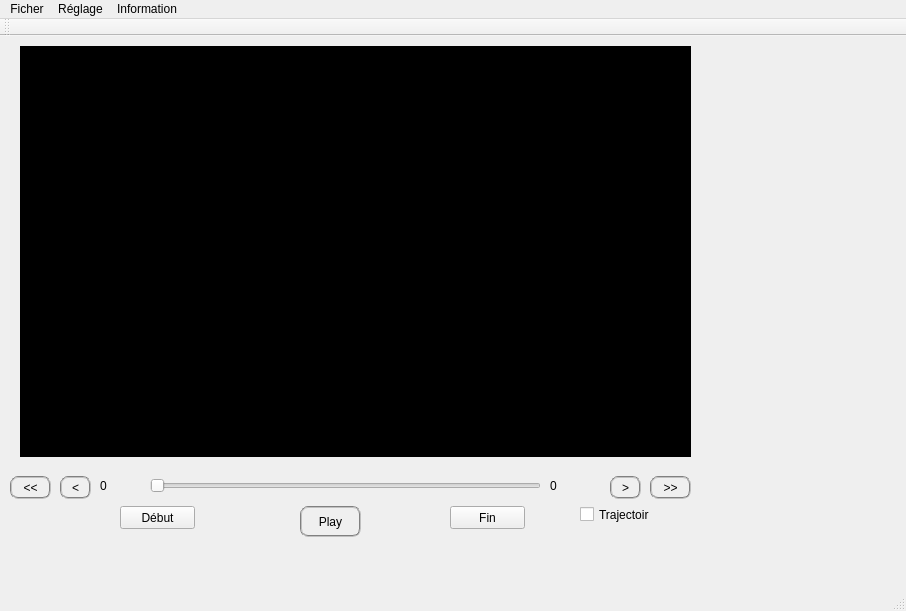
This is decter/mainwindow.ui in bigflower123/PFE as Qt 5 draws it before an edit. The edited form follows.
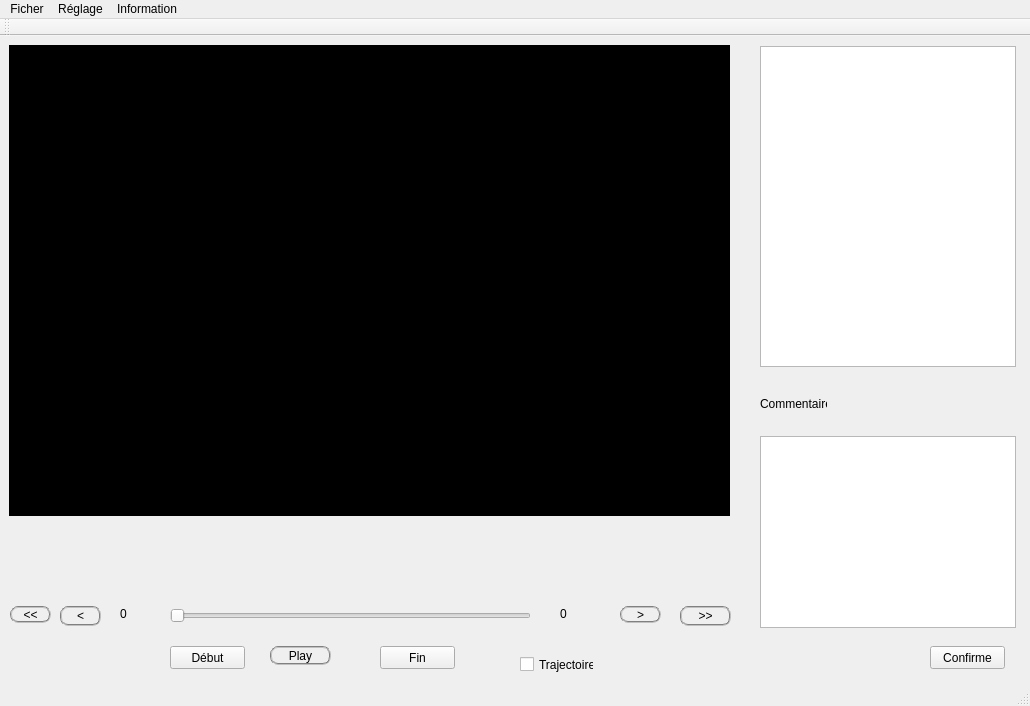
This is the edited form. Custom widgets are drawn as their Qt base class.

```diff
--- a/decter/mainwindow.ui
+++ b/decter/mainwindow.ui
@@ -6,8 +6,8 @@
    <rect>
     <x>0</x>
     <y>0</y>
-    <width>906</width>
-    <height>611</height>
+    <width>1030</width>
+    <height>706</height>
    </rect>
   </property>
   <property name="windowTitle">
@@ -17,12 +17,18 @@
    <widget class="video_qlabel" name="VideoLbl">
     <property name="geometry">
      <rect>
-      <x>20</x>
-      <y>10</y>
-      <width>671</width>
-      <height>411</height>
+      <x>9</x>
+      <y>9</y>
+      <width>721</width>
+      <height>471</height>
      </rect>
     </property>
+    <property name="sizePolicy">
+     <sizepolicy hsizetype="Preferred" vsizetype="Preferred">
+      <horstretch>0</horstretch>
+      <verstretch>0</verstretch>
+     </sizepolicy>
+    </property>
     <property name="styleSheet">
      <string notr="true">Background-color: #000;</string>
     </property>
@@ -33,10 +39,10 @@
    <widget class="QPushButton" name="playBtn">
     <property name="geometry">
      <rect>
-      <x>300</x>
-      <y>470</y>
+      <x>270</x>
+      <y>610</y>
       <width>61</width>
-      <height>31</height>
+      <height>19</height>
      </rect>
     </property>
     <property name="styleSheet">
@@ -49,9 +55,9 @@
    <widget class="QSlider" name="videoSlider">
     <property name="geometry">
      <rect>
-      <x>150</x>
-      <y>440</y>
-      <width>391</width>
+      <x>170</x>
+      <y>570</y>
+      <width>361</width>
       <height>20</height>
      </rect>
     </property>
@@ -62,10 +68,10 @@
    <widget class="QLabel" name="currentLable">
     <property name="geometry">
      <rect>
-      <x>100</x>
-      <y>440</y>
-      <width>41</width>
-      <height>20</height>
+      <x>120</x>
+      <y>570</y>
+      <width>51</width>
+      <height>16</height>
      </rect>
     </property>
     <property name="text">
@@ -75,10 +81,10 @@
    <widget class="QLabel" name="totalLable">
     <property name="geometry">
      <rect>
-      <x>550</x>
-      <y>440</y>
+      <x>560</x>
+      <y>570</y>
       <width>41</width>
-      <height>20</height>
+      <height>16</height>
      </rect>
     </property>
     <property name="text">
@@ -88,10 +94,10 @@
    <widget class="QPushButton" name="forwardButton">
     <property name="geometry">
      <rect>
-      <x>610</x>
-      <y>440</y>
-      <width>31</width>
-      <height>23</height>
+      <x>620</x>
+      <y>570</y>
+      <width>41</width>
+      <height>17</height>
      </rect>
     </property>
     <property name="styleSheet">
@@ -105,9 +111,9 @@
     <property name="geometry">
      <rect>
       <x>60</x>
-      <y>440</y>
-      <width>31</width>
-      <height>23</height>
+      <y>570</y>
+      <width>41</width>
+      <height>20</height>
      </rect>
     </property>
     <property name="styleSheet">
@@ -120,8 +126,8 @@
    <widget class="QPushButton" name="debutButton">
     <property name="geometry">
      <rect>
-      <x>120</x>
-      <y>470</y>
+      <x>170</x>
+      <y>610</y>
       <width>75</width>
       <height>23</height>
      </rect>
@@ -133,8 +139,8 @@
    <widget class="QPushButton" name="finButton">
     <property name="geometry">
      <rect>
-      <x>450</x>
-      <y>470</y>
+      <x>380</x>
+      <y>610</y>
       <width>75</width>
       <height>23</height>
      </rect>
@@ -146,9 +152,9 @@
    <widget class="QCheckBox" name="trajectoirecheckBox">
     <property name="geometry">
      <rect>
-      <x>580</x>
-      <y>470</y>
-      <width>70</width>
+      <x>520</x>
+      <y>620</y>
+      <width>74</width>
       <height>17</height>
      </rect>
     </property>
@@ -160,9 +166,9 @@
     <property name="geometry">
      <rect>
       <x>10</x>
-      <y>440</y>
+      <y>570</y>
       <width>41</width>
-      <height>23</height>
+      <height>17</height>
      </rect>
     </property>
     <property name="styleSheet">
@@ -175,10 +181,10 @@
    <widget class="QPushButton" name="quickforwardButton">
     <property name="geometry">
      <rect>
-      <x>650</x>
-      <y>440</y>
-      <width>41</width>
-      <height>23</height>
+      <x>680</x>
+      <y>570</y>
+      <width>51</width>
+      <height>20</height>
      </rect>
     </property>
     <property name="styleSheet">
@@ -188,13 +194,59 @@
      <string>&gt;&gt;</string>
     </property>
    </widget>
+   <widget class="QListView" name="listView">
+    <property name="geometry">
+     <rect>
+      <x>760</x>
+      <y>10</y>
+      <width>256</width>
+      <height>321</height>
+     </rect>
+    </property>
+   </widget>
+   <widget class="QLabel" name="commentlabel">
+    <property name="geometry">
+     <rect>
+      <x>760</x>
+      <y>360</y>
+      <width>67</width>
+      <height>16</height>
+     </rect>
+    </property>
+    <property name="text">
+     <string>Commentaire:</string>
+    </property>
+   </widget>
+   <widget class="QTextEdit" name="commenttextEdit">
+    <property name="geometry">
+     <rect>
+      <x>760</x>
+      <y>400</y>
+      <width>256</width>
+      <height>192</height>
+     </rect>
+    </property>
+   </widget>
+   <widget class="QPushButton" name="commentButton">
+    <property name="geometry">
+     <rect>
+      <x>930</x>
+      <y>610</y>
+      <width>75</width>
+      <height>23</height>
+     </rect>
+    </property>
+    <property name="text">
+     <string>Confirme</string>
+    </property>
+   </widget>
   </widget>
   <widget class="QMenuBar" name="menuBar">
    <property name="geometry">
     <rect>
      <x>0</x>
      <y>0</y>
-     <width>906</width>
+     <width>1030</width>
      <height>21</height>
     </rect>
    </property>
```
